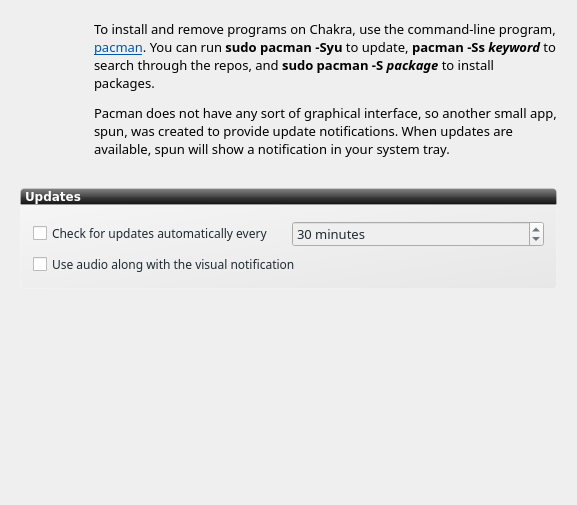
This is ui/ui_scrPackage.ui in rshipp/kapudan as Qt 5 draws it before an edit. The edited form follows.
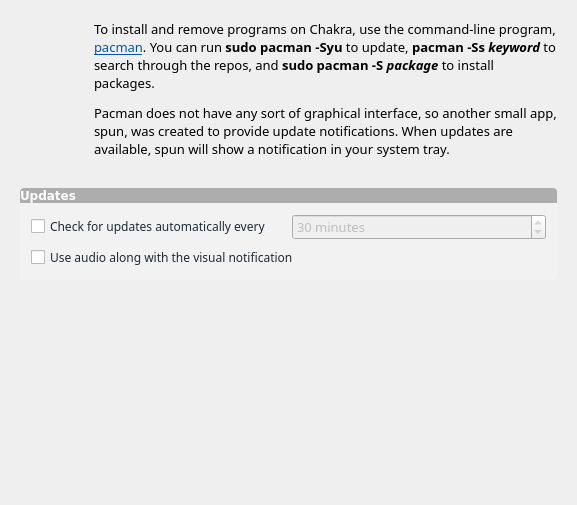
This is the edited form. Icons and pictures are not drawn.

```diff
--- a/ui/ui_scrPackage.ui
+++ b/ui/ui_scrPackage.ui
@@ -14,7 +14,39 @@
    <string>Packages</string>
   </property>
   <property name="styleSheet">
-   <string notr="true"/>
+   <string notr="true">QGroupBox {
+	background-color: rgb(242, 242, 242);
+	border: 1px solid rgba(255,255,255,50);
+	border-bottom-left-radius: 4px;
+	border-bottom-right-radius: 4px;
+}
+
+
+QPushButton{
+	padding: 3px 10px 3px 10px;
+	color: white;
+	border:0px;
+	border-radius:4px;
+	background-color: rgb(68, 69, 70);
+}
+
+QPushButton::flat{
+	border:1px solid  rgb(68, 69, 70);
+	border-radius:4px;
+	background-color: rgb(68, 69, 70);
+}
+
+QPushButton::flat:hover{
+	border:1px solid rgba(0, 0, 0, 100);
+	border-radius:4px;
+	background-color: rgb(0, 172, 255);
+}
+
+QPushButton::flat:pressed{
+	border:1px solid rgba(0, 0, 0, 100);
+	border-radius:4px;
+	background-color: rgb(106, 114, 128);
+}</string>
   </property>
   <layout class="QGridLayout" name="gridLayout">
    <property name="margin">
@@ -42,12 +74,7 @@
         </font>
        </property>
        <property name="styleSheet">
-        <string notr="true">#groupBoxUpdates{
-background-color: qlineargradient(spread:pad, x1:1, y1:1, x2:0, y2:0, stop:0 rgba(219, 219, 219, 100), stop:1 rgba(255, 255, 255, 100));
-border: 1px solid rgba(255,255,255,50);
-border-bottom-left-radius: 4px;
-border-bottom-right-radius: 4px;
-}</string>
+        <string notr="true"/>
        </property>
        <property name="title">
         <string/>
@@ -89,7 +116,7 @@
              </font>
             </property>
             <property name="styleSheet">
-             <string notr="true">color: rgb(30, 43, 51)</string>
+             <string notr="true"/>
             </property>
             <property name="suffix">
              <string> minutes</string>
@@ -238,8 +265,7 @@
       </font>
      </property>
      <property name="styleSheet">
-      <string notr="true">    background-color: qlineargradient(spread:pad, x1:0.5, y1:0, x2:0.5, y2:1, stop:0 rgba(132, 132, 132, 255), stop:0.501481 rgba(70, 70, 70, 255), stop:0.503057 rgba(62, 62, 62, 255), stop:1 rgba(16, 16, 16, 255));
-border: 1px solid rgba(255,255,255,50);
+      <string notr="true">background-color: rgba(0, 0, 0, 70);
 color:white;
 border-top-left-radius: 4px;
 border-top-right-radius: 4px;</string>
```
